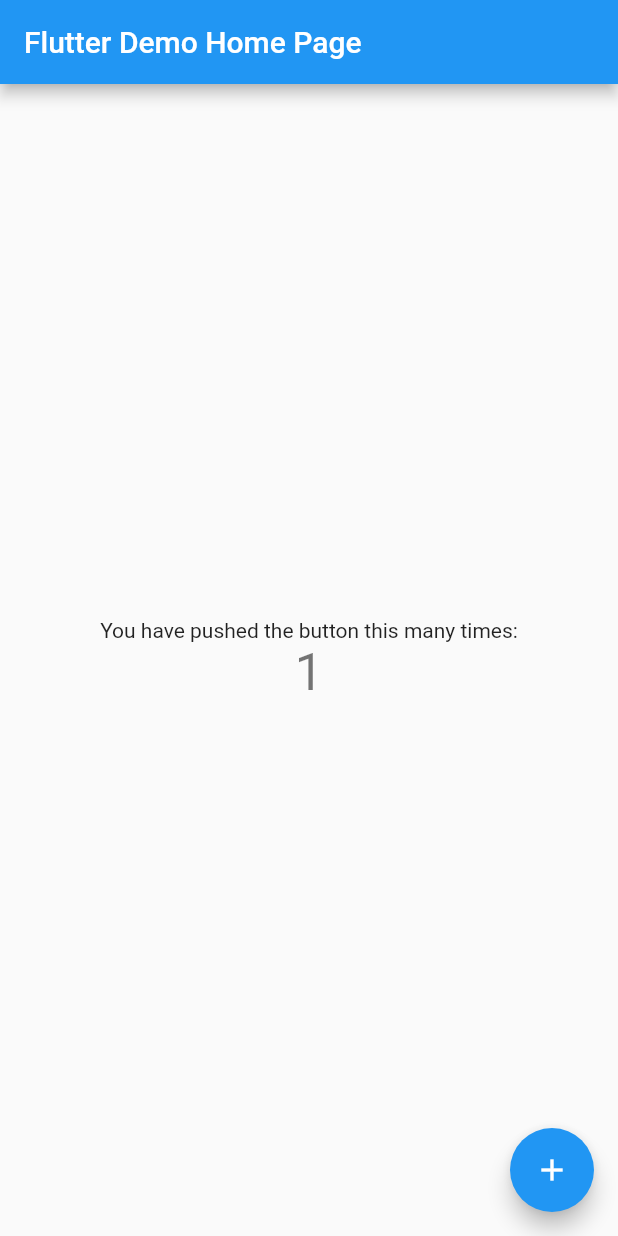
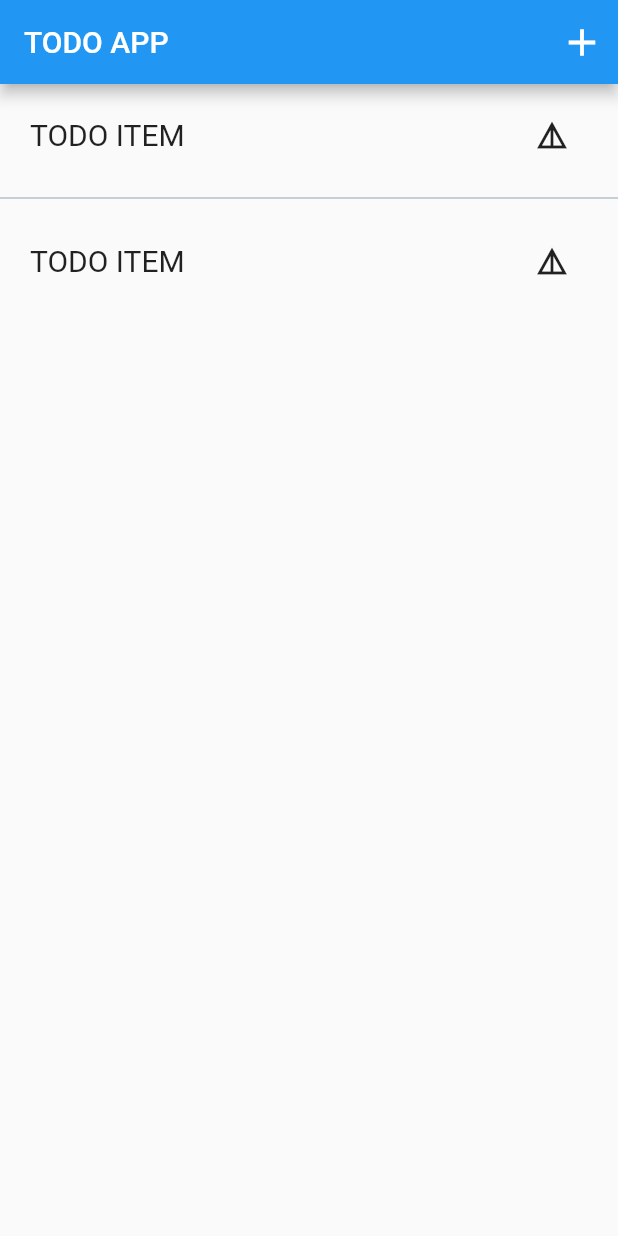
Before and after one commit to bananarizumu/flutter-simple-todo, a Flutter app: the screen it shows after launch, after a tap on the "add" icon, on a phone screen of 412 x 824 dp. Run offline on Flutter 3.47's test engine with Material 2 defaults, Android fonts, the phone set to English and light mode, and no system bars; our stand-ins replace hooks_riverpod.

Commit message:
create home screen

```diff
--- a/lib/main.dart
+++ b/lib/main.dart
@@ -1,115 +1,24 @@
 import 'package:flutter/material.dart';
+import 'package:flutter_simple_todo/ui/todo_list/todo_list_screen.dart';
+import 'package:hooks_riverpod/hooks_riverpod.dart';
 
 void main() {
-  runApp(const MyApp());
+  WidgetsFlutterBinding.ensureInitialized();
+
+  runApp(
+    const ProviderScope(
+      child: App(),
+    ),
+  );
 }
 
-class MyApp extends StatelessWidget {
-  const MyApp({Key? key}) : super(key: key);
+class App extends HookConsumerWidget {
+  const App({Key? key}) : super(key: key);
 
-  // This widget is the root of your application.
   @override
-  Widget build(BuildContext context) {
+  Widget build(BuildContext context, WidgetRef ref) {
     return MaterialApp(
-      title: 'Flutter Demo',
-      theme: ThemeData(
-        // This is the theme of your application.
-        //
-        // Try running your application with "flutter run". You'll see the
-        // application has a blue toolbar. Then, without quitting the app, try
-        // changing the primarySwatch below to Colors.green and then invoke
-        // "hot reload" (press "r" in the console where you ran "flutter run",
-        // or simply save your changes to "hot reload" in a Flutter IDE).
-        // Notice that the counter didn't reset back to zero; the application
-        // is not restarted.
-        primarySwatch: Colors.blue,
-      ),
-      home: const MyHomePage(title: 'Flutter Demo Home Page'),
+      home: HomeScreen(),
     );
   }
 }
-
-class MyHomePage extends StatefulWidget {
-  const MyHomePage({Key? key, required this.title}) : super(key: key);
-
-  // This widget is the home page of your application. It is stateful, meaning
-  // that it has a State object (defined below) that contains fields that affect
-  // how it looks.
-
-  // This class is the configuration for the state. It holds the values (in this
-  // case the title) provided by the parent (in this case the App widget) and
-  // used by the build method of the State. Fields in a Widget subclass are
-  // always marked "final".
-
-  final String title;
-
-  @override
-  State<MyHomePage> createState() => _MyHomePageState();
-}
-
-class _MyHomePageState extends State<MyHomePage> {
-  int _counter = 0;
-
-  void _incrementCounter() {
-    setState(() {
-      // This call to setState tells the Flutter framework that something has
-      // changed in this State, which causes it to rerun the build method below
-      // so that the display can reflect the updated values. If we changed
-      // _counter without calling setState(), then the build method would not be
-      // called again, and so nothing would appear to happen.
-      _counter++;
-    });
-  }
-
-  @override
-  Widget build(BuildContext context) {
-    // This method is rerun every time setState is called, for instance as done
-    // by the _incrementCounter method above.
-    //
-    // The Flutter framework has been optimized to make rerunning build methods
-    // fast, so that you can just rebuild anything that needs updating rather
-    // than having to individually change instances of widgets.
-    return Scaffold(
-      appBar: AppBar(
-        // Here we take the value from the MyHomePage object that was created by
-        // the App.build method, and use it to set our appbar title.
-        title: Text(widget.title),
-      ),
-      body: Center(
-        // Center is a layout widget. It takes a single child and positions it
-        // in the middle of the parent.
-        child: Column(
-          // Column is also a layout widget. It takes a list of children and
-          // arranges them vertically. By default, it sizes itself to fit its
-          // children horizontally, and tries to be as tall as its parent.
-          //
-          // Invoke "debug painting" (press "p" in the console, choose the
-          // "Toggle Debug Paint" action from the Flutter Inspector in Android
-          // Studio, or the "Toggle Debug Paint" command in Visual Studio Code)
-          // to see the wireframe for each widget.
-          //
-          // Column has various properties to control how it sizes itself and
-          // how it positions its children. Here we use mainAxisAlignment to
-          // center the children vertically; the main axis here is the vertical
-          // axis because Columns are vertical (the cross axis would be
-          // horizontal).
-          mainAxisAlignment: MainAxisAlignment.center,
-          children: <Widget>[
-            const Text(
-              'You have pushed the button this many times:',
-            ),
-            Text(
-              '$_counter',
-              style: Theme.of(context).textTheme.headline4,
-            ),
-          ],
-        ),
-      ),
-      floatingActionButton: FloatingActionButton(
-        onPressed: _incrementCounter,
-        tooltip: 'Increment',
-        child: const Icon(Icons.add),
-      ), // This trailing comma makes auto-formatting nicer for build methods.
-    );
-  }
-}
--- /dev/null
+++ b/lib/ui/todo_list/todo_list_screen.dart
@@ -0,0 +1,35 @@
+import 'package:flutter/material.dart';
+import 'package:flutter_simple_todo/ui/todo_list/widget/todo_card.dart';
+import 'package:hooks_riverpod/hooks_riverpod.dart';
+
+class HomeScreen extends HookConsumerWidget {
+  @override
+  Widget build(BuildContext context, WidgetRef ref) {
+    return Scaffold(
+      appBar: AppBar(
+        title: Text("TODO APP"),
+        actions: <Widget>[
+          IconButton(
+            icon: Icon(Icons.add),
+            iconSize: 30.0,
+            onPressed: () async {
+              // TODO: 追加画面に遷移
+            },
+          )
+        ],
+      ),
+      body: Center(
+        child: ListView.builder(
+          itemBuilder: (context, n) {
+            if (n.isOdd) {
+              return Divider(color: Colors.blueGrey[300]);
+            }
+            return TodoCard();
+          },
+          // TODO
+          itemCount: 3,
+        ),
+      ),
+    );
+  }
+}
--- /dev/null
+++ b/lib/ui/todo_list/widget/todo_card.dart
@@ -0,0 +1,41 @@
+import 'package:flutter/material.dart';
+import 'package:flutter/widgets.dart';
+
+class TodoCard extends StatelessWidget {
+  @override
+  Widget build(BuildContext context) {
+    return Padding(
+      padding:
+          EdgeInsets.only(top: 10.0, bottom: 10.0, left: 20.0, right: 20.0),
+      child: Row(
+        mainAxisSize: MainAxisSize.max,
+        mainAxisAlignment: MainAxisAlignment.spaceBetween,
+        children: <Widget>[
+          Row(
+            mainAxisSize: MainAxisSize.max,
+            mainAxisAlignment: MainAxisAlignment.start,
+            children: <Widget>[
+              Text(
+                "TODO ITEM",
+                style: TextStyle(
+                    fontSize: 20.0,
+                    decoration: TextDecoration.combine([TextDecoration.none])),
+              ),
+            ],
+          ),
+          Row(
+            children: <Widget>[
+              IconButton(
+                icon: const Icon(Icons.details),
+                tooltip: 'detail',
+                onPressed: () async {
+                  // TODO: detailに遷移
+                },
+              )
+            ].toList(),
+          )
+        ],
+      ),
+    );
+  }
+}
```
Also changed, not shown: 1 other file.
